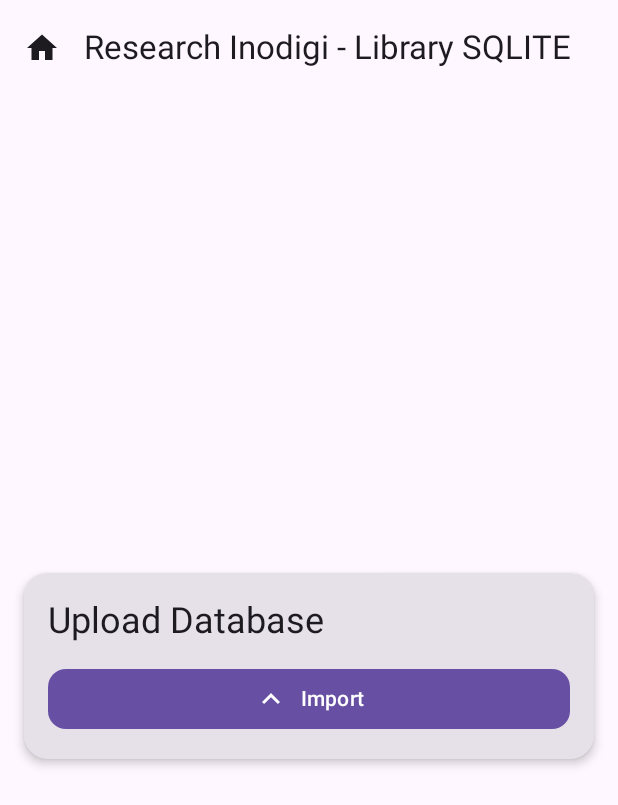
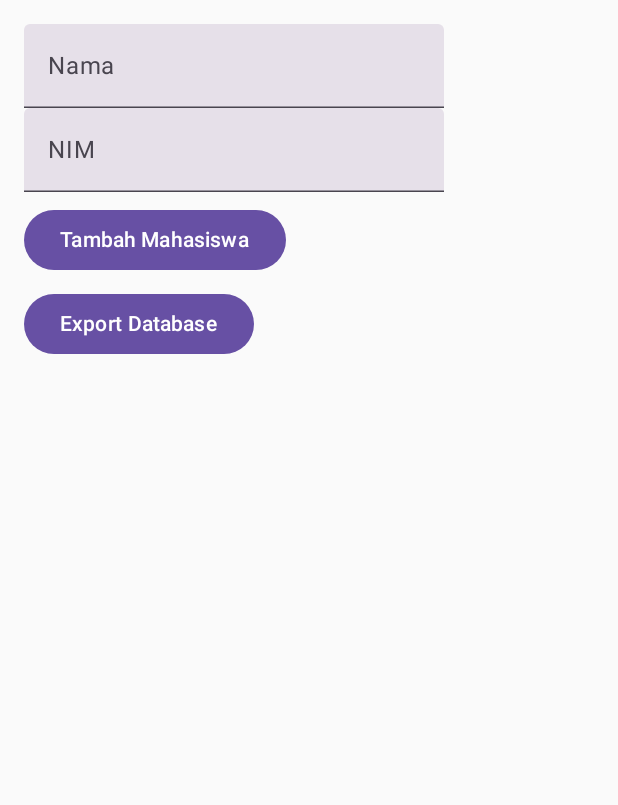
Before and after one commit to rabkawork/android_kotlin_jetpack_compose_sqliteload, an Android app built with Jetpack Compose: the screen it shows after launch (MainActivity), on a phone screen of 412 x 824 dp. Shown: the top 805 px of the screen. Run offline under Robolectric (Android 15) with nearby library versions, the phone set to English and light mode, and no system bars; our stand-ins replace Room's generated code.

```diff
--- a/app/src/main/AndroidManifest.xml
+++ b/app/src/main/AndroidManifest.xml
@@ -4,6 +4,8 @@
 
     <uses-permission android:name="android.permission.READ_EXTERNAL_STORAGE"/>
     <uses-permission android:name="android.permission.WRITE_EXTERNAL_STORAGE"/>
+
+
 
 
 
--- /dev/null
+++ b/app/src/main/java/com/example/kotlinsqlite/BackupActivity.kt
@@ -0,0 +1,4 @@
+package com.example.kotlinsqlite
+
+class BackupActivity {
+}
--- /dev/null
+++ b/app/src/main/java/com/example/kotlinsqlite/MainScreen.kt
@@ -0,0 +1,121 @@
+package com.example.kotlinsqlite
+
+
+import android.content.Context
+import android.net.Uri
+import android.os.Build
+import android.os.Environment
+import androidx.activity.compose.rememberLauncherForActivityResult
+import androidx.activity.result.contract.ActivityResultContracts
+import androidx.annotation.RequiresApi
+import androidx.compose.foundation.layout.*
+import androidx.compose.foundation.lazy.LazyColumn
+import androidx.compose.foundation.lazy.items
+import androidx.compose.material3.*
+import androidx.compose.runtime.*
+import androidx.compose.ui.Modifier
+import androidx.compose.ui.platform.LocalContext
+import androidx.compose.ui.unit.dp
+import com.example.kotlinsqlite.dao.Mahasiswa
+import com.example.kotlinsqlite.dao.MahasiswaDatabase
+import kotlinx.coroutines.launch
+import java.io.File
+import java.io.FileInputStream
+import java.io.FileOutputStream
+import java.io.IOException
+
+@Composable
+fun MainScreen() {
+    val context = LocalContext.current
+    val db = remember { MahasiswaDatabase.getDatabase(context).mahasiswaDao() }
+    val scope = rememberCoroutineScope()
+    var mahasiswaList by remember { mutableStateOf<List<Mahasiswa>>(emptyList()) }
+    var nama by remember { mutableStateOf("") }
+    var nim by remember { mutableStateOf("") }
+
+    LaunchedEffect(true) {
+        mahasiswaList = db.getAll()
+    }
+
+    Column(modifier = Modifier.padding(16.dp)) {
+        TextField(value = nama, onValueChange = { nama = it }, label = { Text("Nama") })
+        TextField(value = nim, onValueChange = { nim = it }, label = { Text("NIM") })
+
+        Spacer(modifier = Modifier.height(8.dp))
+
+        Button(onClick = {
+            scope.launch {
+                db.insert(Mahasiswa(nama = nama, nim = nim))
+                mahasiswaList = db.getAll() // Refresh data
+            }
+        }) {
+            Text("Tambah Mahasiswa")
+        }
+
+        Spacer(modifier = Modifier.height(8.dp))
+
+        Button(onClick = {
+            //exportDatabase(context)
+        }) {
+            Text("Export Database")
+        }
+
+        Spacer(modifier = Modifier.height(8.dp))
+
+        LazyColumn {
+            items(mahasiswaList) { mahasiswa ->
+                Row(
+                    modifier = Modifier.fillMaxWidth().padding(8.dp),
+                    horizontalArrangement = Arrangement.SpaceBetween
+                ) {
+                    Text(text = "${mahasiswa.nama} - ${mahasiswa.nim}")
+                    Button(onClick = {
+                        scope.launch {
+                            db.delete(mahasiswa)
+                            mahasiswaList = db.getAll()
+                        }
+                    }) {
+                        Text("Hapus")
+                    }
+                }
+            }
+        }
+    }
+}
+
+@RequiresApi(Build.VERSION_CODES.Q)
+fun exportDatabase(context: Context) {
+    val dbFile = context.getDatabasePath("mydatabase.db")
+    if (!dbFile.exists()) {
+        println("Database file not found: ${dbFile.absolutePath}")
+        return
+    }
+
+    val resolver = context.contentResolver
+    val contentValues = android.content.ContentValues().apply {
+        put(android.provider.MediaStore.Downloads.DISPLAY_NAME, "mahasiswa_export.db")
+        put(android.provider.MediaStore.Downloads.MIME_TYPE, "application/x-sqlite3")
+        put(android.provider.MediaStore.Downloads.RELATIVE_PATH, "Download/")
+    }
+
+    val uri = resolver.insert(android.provider.MediaStore.Downloads.EXTERNAL_CONTENT_URI, contentValues)
+
+    if (uri == null) {
+        println("Failed to create URI for export")
+        return
+    }
+
+    println("Export URI created: $uri")
+
+    try {
+        resolver.openOutputStream(uri)?.use { outputStream ->
+            FileInputStream(dbFile).use { inputStream ->
+                inputStream.copyTo(outputStream)
+            }
+        }
+        println("Database exported successfully")
+    } catch (e: IOException) {
+        e.printStackTrace()
+        println("Failed to export database: ${e.message}")
+    }
+}
--- /dev/null
+++ b/app/src/main/java/com/example/kotlinsqlite/dao/MahasiswaDao.kt
@@ -0,0 +1,15 @@
+package com.example.kotlinsqlite.dao
+
+import androidx.room.*
+
+@Dao
+interface MahasiswaDao {
+    @Query("SELECT * FROM mahasiswa")
+    suspend fun getAll(): List<Mahasiswa>
+
+    @Insert
+    suspend fun insert(mahasiswa: Mahasiswa)
+
+    @Delete
+    suspend fun delete(mahasiswa: Mahasiswa)
+}
--- /dev/null
+++ b/app/src/main/java/com/example/kotlinsqlite/dao/MahasiswaDatabase.kt
@@ -0,0 +1,28 @@
+package com.example.kotlinsqlite.dao
+
+import android.content.Context
+import androidx.room.Database
+import androidx.room.Room
+import androidx.room.RoomDatabase
+
+@Database(entities = [Mahasiswa::class], version = 1, exportSchema = false)
+abstract class MahasiswaDatabase : RoomDatabase() {
+    abstract fun mahasiswaDao(): MahasiswaDao
+
+    companion object {
+        @Volatile
+        private var INSTANCE: MahasiswaDatabase? = null
+
+        fun getDatabase(context: Context): MahasiswaDatabase {
+            return INSTANCE ?: synchronized(this) {
+                val instance = Room.databaseBuilder(
+                    context.applicationContext,
+                    MahasiswaDatabase::class.java,
+                    "mydatabase.db"
+                ).build()
+                INSTANCE = instance
+                instance
+            }
+        }
+    }
+}
--- a/app/src/main/java/com/example/kotlinsqlite/model/ItemViewModel.kt
+++ b/app/src/main/java/com/example/kotlinsqlite/model/ItemViewModel.kt
@@ -21,7 +21,7 @@ import kotlinx.coroutines.withContext
 
 class ItemViewModel(application: Application) : AndroidViewModel(application) {
 
-    private val database = ItemDatabase.getDatabase(application)
+    private val database = ItemDatabase.getInstance(application)
     private val itemDao = database.itemDao()
 
     // Menggunakan StateFlow untuk menyimpan dan mengembalikan daftar item
```
Also changed, not shown: app/src/main/java/com/example/kotlinsqlite/MainActivity.kt (+81 -39 lines), app/src/main/java/com/example/kotlinsqlite/dao/ItemDatabase.kt (+11 -4 lines), app/src/main/java/com/example/kotlinsqlite/dao/Mahasiswa.kt (added, +11 -0 lines), app/src/main/java/com/example/kotlinsqlite/utils/FileUtils.kt (+34 -0 lines).
